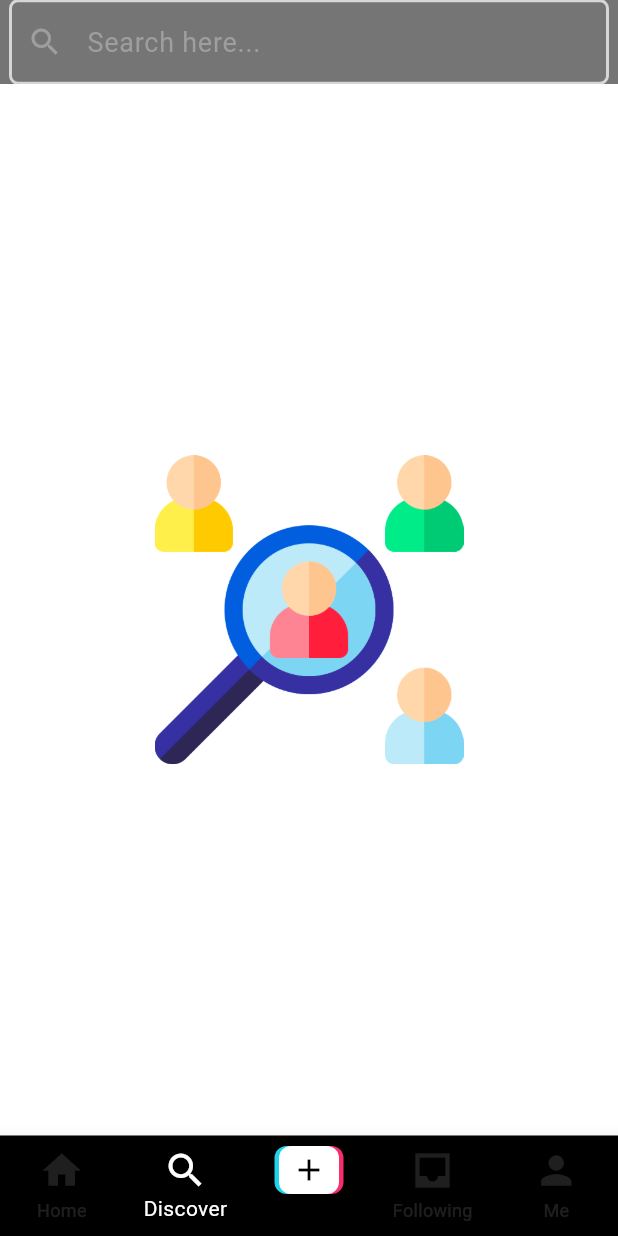
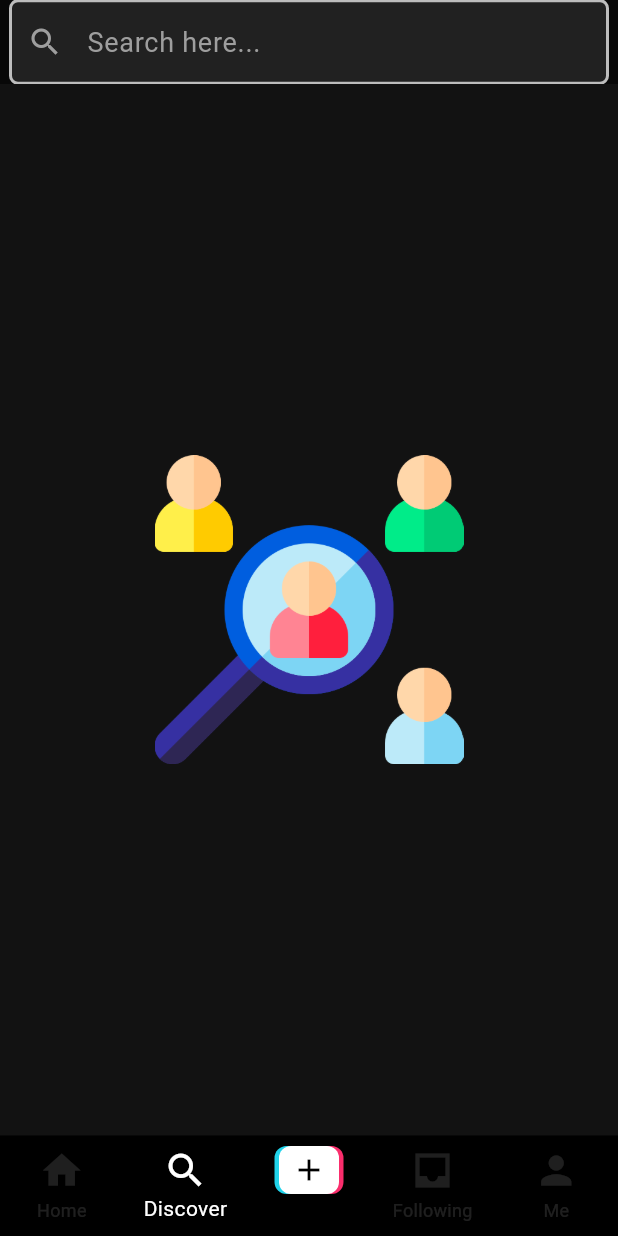
Before and after one commit to tunckankilic/tvst, a Flutter app: the screen it shows once a user with an empty profile is signed in, item 2 of the bottom bar chosen, on a phone screen of 412 x 824 dp. Run offline on Flutter 3.47's test engine with Material 3 defaults, Android fonts, the phone set to English and light mode, and no system bars; our stand-ins replace cloud_firestore, firebase_auth, firebase_core, firebase_storage, flutter_screenutil, get and 7 more; missing offline and left inert: video_compress; accounts and stored records are empty; statements that could not run were skipped.

Commit message:
Did&& Next on
Did:
Social Buttons Discarded
Following system and new arch completed
System try catches have been included
Next on:
(Day 1 update)
UI fix

```diff
--- a/lib/consts/theme.dart
+++ b/lib/consts/theme.dart
@@ -1,4 +1,5 @@
 import 'package:flutter/material.dart';
+import 'package:flutter_screenutil/flutter_screenutil.dart';
 import 'package:get/get.dart';
 import 'package:get_storage/get_storage.dart';
 
@@ -18,6 +19,53 @@ class AppColors {
 
 // Tema tanımlamaları
 class AppTheme {
+  static final ThemeData theme = ThemeData(
+    primaryColor: Color(0xFF1E88E5), // Koyu arka plan
+    scaffoldBackgroundColor: Color(0xFF121212),
+    textTheme: TextTheme(
+      displayLarge: TextStyle(
+        color: Colors.white,
+        fontSize: 24.sp,
+        fontWeight: FontWeight.bold,
+      ),
+      displayMedium: TextStyle(
+        color: Colors.white,
+        fontSize: 20.sp,
+        fontWeight: FontWeight.w600,
+      ),
+      bodyLarge: TextStyle(
+        color: Colors.white,
+        fontSize: 16.sp,
+      ),
+      bodyMedium: TextStyle(
+        color: Colors.white70,
+        fontSize: 14.sp,
+      ),
+    ),
+    iconTheme: IconThemeData(
+      color: Colors.white,
+      size: 24.sp,
+    ),
+    buttonTheme: ButtonThemeData(
+      buttonColor: Color(0xFF1E88E5),
+      textTheme: ButtonTextTheme.primary,
+      shape: RoundedRectangleBorder(
+        borderRadius: BorderRadius.circular(8.r),
+      ),
+    ),
+    inputDecorationTheme: InputDecorationTheme(
+      fillColor: Colors.white10,
+      filled: true,
+      border: OutlineInputBorder(
+        borderRadius: BorderRadius.circular(8.r),
+        borderSide: BorderSide.none,
+      ),
+      hintStyle: TextStyle(color: Colors.white54),
+    ),
+    colorScheme: ColorScheme.fromSwatch()
+        .copyWith(secondary: Color(0xFFFFA000))
+        .copyWith(background: Color(0xFF121212)),
+  );
   static final ThemeData lightTheme = ThemeData(
     brightness: Brightness.light,
     primaryColor: AppColors.primaryLight,
--- a/lib/main.dart
+++ b/lib/main.dart
@@ -3,6 +3,7 @@
 import 'package:firebase_auth/firebase_auth.dart';
 import 'package:firebase_core/firebase_core.dart';
 import 'package:flutter/material.dart';
+import 'package:flutter_screenutil/flutter_screenutil.dart';
 import 'package:get/get.dart';
 import 'package:tvst/view/auth/authentication_bindings.dart';
 import 'package:tvst/view/auth/login_screen.dart';
@@ -27,14 +28,19 @@ class MyApp extends StatelessWidget {
   var client = FirebaseAuth.instance.currentUser;
   @override
   Widget build(BuildContext context) {
+    return ScreenUtilInit(
+      designSize: const Size(375, 812),
+      minTextAdapt: true,
+      builder: (context, child) {
         return GetMaterialApp(
           title: 'TVST',
           debugShowCheckedModeBanner: false,
-      darkTheme: AppTheme.darkTheme,
-      theme: AppTheme.lightTheme,
+          theme: AppTheme.theme,
           home: client != null ? const HomeScreen() : const LoginScreen(),
           initialBinding:
               client != null ? HomeBindings() : AuthenticationBindings(),
         );
+      },
+    );
   }
 }
--- a/lib/view/home/home_bindings.dart
+++ b/lib/view/home/home_bindings.dart
@@ -4,6 +4,7 @@ import 'package:tvst/view/home/for_you/controller_for_you_videos.dart';
 import 'package:tvst/view/home/profile/profile_controller.dart';
 import 'package:tvst/view/home/search/search_controller.dart' as search;
 import 'package:tvst/view/home/upload/upload_controller.dart';
+import 'package:tvst/view/inner_screens/comments/comments_controller.dart';
 
 class HomeBindings extends Bindings {
   @override
@@ -13,5 +14,6 @@ class HomeBindings extends Bindings {
     Get.lazyPut(() => UploadController());
     Get.lazyPut(() => ControllerFollowingVideos());
     Get.lazyPut(() => ProfileController());
+    Get.lazyPut(() => CommentsController());
   }
 }
```
Also changed, not shown: lib/models/comment.dart (+31 -19 lines), lib/view/auth/authentication_controller.dart (+40 -9 lines), lib/view/auth/login_screen.dart (+11 -5 lines), lib/view/home/for_you/for_you_video_screen.dart (+25 -25 lines), lib/view/home/home_screen.dart (+8 -0 lines), lib/view/home/profile/account_settings_screen.dart (+5 -3 lines), lib/view/home/profile/profile_bindings.dart (added, +10 -0 lines), lib/view/home/profile/profile_controller.dart (+87 -0 lines), lib/view/home/profile/profile_screen.dart (+5 -4 lines), lib/view/inner_screens/comments/comments_controller.dart (+17 -4 lines), images/512.png (added), 1 other file. Lines whose indentation alone changed are shown as unchanged.
